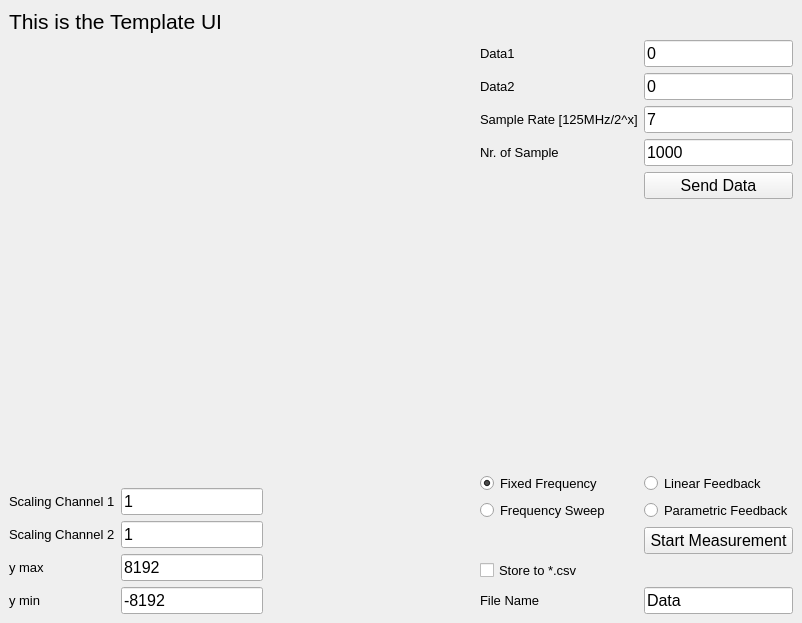
The window that GUI_v2.0/UI.ui (ccam80/RedPitaya_PC_Client) describes before a commit, drawn with Qt 5.
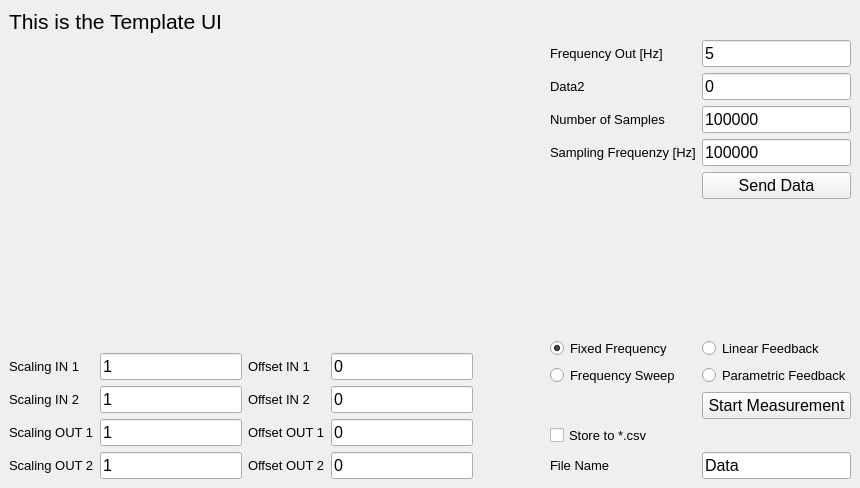
The same window after the commit.

The edit to the form file:
```diff
--- a/GUI_v2.0/UI.ui
+++ b/GUI_v2.0/UI.ui
@@ -6,8 +6,8 @@
    <rect>
     <x>0</x>
     <y>0</y>
-    <width>802</width>
-    <height>623</height>
+    <width>860</width>
+    <height>488</height>
    </rect>
   </property>
   <property name="windowTitle">
@@ -45,7 +45,88 @@
          <layout class="QHBoxLayout" name="horizontalLayout">
           <item>
            <layout class="QGridLayout" name="gridLayout_2">
+            <item row="2" column="1">
+             <widget class="QLineEdit" name="inputScal2">
+              <property name="font">
+               <font>
+                <pointsize>12</pointsize>
+               </font>
+              </property>
+              <property name="text">
+               <string>1</string>
+              </property>
+             </widget>
+            </item>
+            <item row="3" column="0">
+             <widget class="QLabel" name="labelScal3">
+              <property name="font">
+               <font>
+                <pointsize>10</pointsize>
+               </font>
+              </property>
+              <property name="layoutDirection">
+               <enum>Qt::LeftToRight</enum>
+              </property>
+              <property name="text">
+               <string>Scaling OUT 2</string>
+              </property>
+             </widget>
+            </item>
+            <item row="0" column="1">
+             <widget class="QLineEdit" name="inputScal0">
+              <property name="font">
+               <font>
+                <pointsize>12</pointsize>
+               </font>
+              </property>
+              <property name="text">
+               <string>1</string>
+              </property>
+             </widget>
+            </item>
+            <item row="2" column="0">
+             <widget class="QLabel" name="labelScal2">
+              <property name="font">
+               <font>
+                <pointsize>10</pointsize>
+               </font>
+              </property>
+              <property name="layoutDirection">
+               <enum>Qt::LeftToRight</enum>
+              </property>
+              <property name="text">
+               <string>Scaling OUT 1</string>
+              </property>
+             </widget>
+            </item>
             <item row="0" column="0">
+             <widget class="QLabel" name="labelScal0">
+              <property name="font">
+               <font>
+                <pointsize>10</pointsize>
+               </font>
+              </property>
+              <property name="layoutDirection">
+               <enum>Qt::LeftToRight</enum>
+              </property>
+              <property name="text">
+               <string>Scaling IN 1</string>
+              </property>
+             </widget>
+            </item>
+            <item row="3" column="1">
+             <widget class="QLineEdit" name="inputScal3">
+              <property name="font">
+               <font>
+                <pointsize>12</pointsize>
+               </font>
+              </property>
+              <property name="text">
+               <string>1</string>
+              </property>
+             </widget>
+            </item>
+            <item row="1" column="0">
              <widget class="QLabel" name="labelScal1">
               <property name="font">
                <font>
@@ -56,11 +137,11 @@
                <enum>Qt::LeftToRight</enum>
               </property>
               <property name="text">
-               <string>Scaling Channel 1</string>
+               <string>Scaling IN 2</string>
               </property>
              </widget>
             </item>
-            <item row="0" column="1">
+            <item row="1" column="1">
              <widget class="QLineEdit" name="inputScal1">
               <property name="font">
                <font>
@@ -72,62 +153,24 @@
               </property>
              </widget>
             </item>
-            <item row="1" column="0">
-             <widget class="QLabel" name="labelScal2">
-              <property name="font">
-               <font>
-                <pointsize>10</pointsize>
-               </font>
-              </property>
-              <property name="layoutDirection">
-               <enum>Qt::LeftToRight</enum>
-              </property>
-              <property name="text">
-               <string>Scaling Channel 2</string>
-              </property>
-             </widget>
-            </item>
-            <item row="1" column="1">
-             <widget class="QLineEdit" name="inputScal2">
-              <property name="font">
-               <font>
-                <pointsize>12</pointsize>
-               </font>
-              </property>
-              <property name="text">
-               <string>1</string>
-              </property>
-             </widget>
-            </item>
-            <item row="2" column="0">
-             <widget class="QLabel" name="labelRangeMax">
-              <property name="font">
-               <font>
-                <pointsize>10</pointsize>
-               </font>
-              </property>
-              <property name="layoutDirection">
-               <enum>Qt::LeftToRight</enum>
-              </property>
-              <property name="text">
-               <string>y max</string>
-              </property>
-             </widget>
-            </item>
+           </layout>
+          </item>
+          <item>
+           <layout class="QGridLayout" name="gridLayout_4">
             <item row="2" column="1">
-             <widget class="QLineEdit" name="inputRangeMax">
+             <widget class="QLineEdit" name="inputOffset2">
               <property name="font">
                <font>
                 <pointsize>12</pointsize>
                </font>
               </property>
               <property name="text">
-               <string>8192</string>
+               <string>0</string>
               </property>
              </widget>
             </item>
             <item row="3" column="0">
-             <widget class="QLabel" name="labelRangeMin">
+             <widget class="QLabel" name="labelOffset3">
               <property name="font">
                <font>
                 <pointsize>10</pointsize>
@@ -137,19 +180,88 @@
                <enum>Qt::LeftToRight</enum>
               </property>
               <property name="text">
-               <string>y min</string>
+               <string>Offset OUT 2</string>
+              </property>
+             </widget>
+            </item>
+            <item row="0" column="1">
+             <widget class="QLineEdit" name="inputOffset0">
+              <property name="font">
+               <font>
+                <pointsize>12</pointsize>
+               </font>
+              </property>
+              <property name="text">
+               <string>0</string>
+              </property>
+             </widget>
+            </item>
+            <item row="2" column="0">
+             <widget class="QLabel" name="labelOffset2">
+              <property name="font">
+               <font>
+                <pointsize>10</pointsize>
+               </font>
+              </property>
+              <property name="layoutDirection">
+               <enum>Qt::LeftToRight</enum>
+              </property>
+              <property name="text">
+               <string>Offset OUT 1</string>
+              </property>
+             </widget>
+            </item>
+            <item row="0" column="0">
+             <widget class="QLabel" name="labelOffset0">
+              <property name="font">
+               <font>
+                <pointsize>10</pointsize>
+               </font>
+              </property>
+              <property name="layoutDirection">
+               <enum>Qt::LeftToRight</enum>
+              </property>
+              <property name="text">
+               <string>Offset IN 1</string>
               </property>
              </widget>
             </item>
             <item row="3" column="1">
-             <widget class="QLineEdit" name="inputRangeMin">
+             <widget class="QLineEdit" name="inputOffset3">
               <property name="font">
                <font>
                 <pointsize>12</pointsize>
                </font>
               </property>
               <property name="text">
-               <string>-8192</string>
+               <string>0</string>
+              </property>
+             </widget>
+            </item>
+            <item row="1" column="0">
+             <widget class="QLabel" name="labelOffset1">
+              <property name="font">
+               <font>
+                <pointsize>10</pointsize>
+               </font>
+              </property>
+              <property name="layoutDirection">
+               <enum>Qt::LeftToRight</enum>
+              </property>
+              <property name="text">
+               <string>Offset IN 2</string>
+              </property>
+             </widget>
+            </item>
+            <item row="1" column="1">
+             <widget class="QLineEdit" name="inputOffset1">
+              <property name="font">
+               <font>
+                <pointsize>12</pointsize>
+               </font>
+              </property>
+              <property name="text">
+               <string>0</string>
               </property>
              </widget>
             </item>
@@ -174,7 +286,7 @@
       </item>
       <item>
        <layout class="QGridLayout" name="gridLayout">
-        <item row="0" column="0" colspan="2">
+        <item row="0" column="0">
          <widget class="QLabel" name="labelData1">
           <property name="font">
            <font>
@@ -185,11 +297,11 @@
            <enum>Qt::LeftToRight</enum>
           </property>
           <property name="text">
-           <string>Data1</string>
+           <string>Frequency Out [Hz]</string>
           </property>
          </widget>
         </item>
-        <item row="0" column="2">
+        <item row="0" column="1">
          <widget class="QLineEdit" name="inputData1">
           <property name="font">
            <font>
@@ -197,11 +309,11 @@
            </font>
           </property>
           <property name="text">
-           <string>0</string>
+           <string>5</string>
           </property>
          </widget>
         </item>
-        <item row="1" column="0" colspan="2">
+        <item row="1" column="0">
          <widget class="QLabel" name="labelData2">
           <property name="font">
            <font>
@@ -216,7 +328,7 @@
           </property>
          </widget>
         </item>
-        <item row="1" column="2">
+        <item row="1" column="1">
          <widget class="QLineEdit" name="inputData2">
           <property name="font">
            <font>
@@ -228,7 +340,7 @@
           </property>
          </widget>
         </item>
-        <item row="2" column="0" colspan="2">
+        <item row="2" column="0">
          <widget class="QLabel" name="labelData3">
           <property name="font">
            <font>
@@ -239,11 +351,11 @@
            <enum>Qt::LeftToRight</enum>
           </property>
           <property name="text">
-           <string>Sample Rate [125MHz/2^x]</string>
+           <string>Number of Samples</string>
           </property>
          </widget>
         </item>
-        <item row="2" column="2">
+        <item row="2" column="1">
          <widget class="QLineEdit" name="inputData3">
           <property name="font">
            <font>
@@ -251,11 +363,11 @@
            </font>
           </property>
           <property name="text">
-           <string>7</string>
+           <string>100000</string>
           </property>
          </widget>
         </item>
-        <item row="3" column="0" colspan="2">
+        <item row="3" column="0">
          <widget class="QLabel" name="labelData4">
           <property name="font">
            <font>
@@ -266,11 +378,11 @@
            <enum>Qt::LeftToRight</enum>
           </property>
           <property name="text">
-           <string>Nr. of Sample</string>
+           <string>Sampling Frequenzy [Hz]</string>
           </property>
          </widget>
         </item>
-        <item row="3" column="2">
+        <item row="3" column="1">
          <widget class="QLineEdit" name="inputData4">
           <property name="font">
            <font>
@@ -278,11 +390,11 @@
            </font>
           </property>
           <property name="text">
-           <string>1000</string>
+           <string>100000</string>
           </property>
          </widget>
         </item>
-        <item row="4" column="2">
+        <item row="4" column="1">
          <widget class="QPushButton" name="buttonSend">
           <property name="font">
            <font>
@@ -294,85 +406,7 @@
           </property>
          </widget>
         </item>
-        <item row="8" column="2">
-         <widget class="QPushButton" name="buttonMeasurement">
-          <property name="font">
-           <font>
-            <pointsize>12</pointsize>
-           </font>
-          </property>
-          <property name="text">
-           <string>Start Measurement</string>
-          </property>
-         </widget>
-        </item>
-        <item row="10" column="0" colspan="2">
-         <widget class="QLabel" name="labelFileName">
-          <property name="font">
-           <font>
-            <pointsize>10</pointsize>
-           </font>
-          </property>
-          <property name="layoutDirection">
-           <enum>Qt::LeftToRight</enum>
-          </property>
-          <property name="text">
-           <string>File Name</string>
-          </property>
-         </widget>
-        </item>
-        <item row="10" column="2">
-         <widget class="QLineEdit" name="inputFileName">
-          <property name="font">
-           <font>
-            <pointsize>12</pointsize>
-           </font>
-          </property>
-          <property name="text">
-           <string>Data</string>
-          </property>
-         </widget>
-        </item>
-        <item row="7" column="0" colspan="2">
-         <widget class="QRadioButton" name="Frequency_Sweep">
-          <property name="font">
-           <font>
-            <pointsize>10</pointsize>
-           </font>
-          </property>
-          <property name="text">
-           <string>Frequency Sweep</string>
-          </property>
-         </widget>
-        </item>
-        <item row="6" column="0" colspan="2">
-         <widget class="QRadioButton" name="Fixed_Frequency">
-          <property name="font">
-           <font>
-            <pointsize>10</pointsize>
-           </font>
-          </property>
-          <property name="text">
-           <string>Fixed Frequency</string>
-          </property>
-          <property name="checked">
-           <bool>true</bool>
-          </property>
-         </widget>
-        </item>
-        <item row="9" column="0" colspan="2">
-         <widget class="QCheckBox" name="checkBoxStore">
-          <property name="font">
-           <font>
-            <pointsize>10</pointsize>
-           </font>
-          </property>
-          <property name="text">
-           <string>Store to *.csv</string>
-          </property>
-         </widget>
-        </item>
-        <item row="5" column="0" colspan="3">
+        <item row="5" column="0">
          <spacer name="verticalSpacer">
           <property name="orientation">
            <enum>Qt::Vertical</enum>
@@ -385,7 +419,22 @@
           </property>
          </spacer>
         </item>
-        <item row="6" column="2">
+        <item row="6" column="0">
+         <widget class="QRadioButton" name="Fixed_Frequency">
+          <property name="font">
+           <font>
+            <pointsize>10</pointsize>
+           </font>
+          </property>
+          <property name="text">
+           <string>Fixed Frequency</string>
+          </property>
+          <property name="checked">
+           <bool>true</bool>
+          </property>
+         </widget>
+        </item>
+        <item row="6" column="1">
          <widget class="QRadioButton" name="Linear_Feedback">
           <property name="font">
            <font>
@@ -397,7 +446,19 @@
           </property>
          </widget>
         </item>
-        <item row="7" column="2">
+        <item row="7" column="0">
+         <widget class="QRadioButton" name="Frequency_Sweep">
+          <property name="font">
+           <font>
+            <pointsize>10</pointsize>
+           </font>
+          </property>
+          <property name="text">
+           <string>Frequency Sweep</string>
+          </property>
+         </widget>
+        </item>
+        <item row="7" column="1">
          <widget class="QRadioButton" name="Parametric_Feedback">
           <property name="font">
            <font>
@@ -409,6 +470,57 @@
           </property>
          </widget>
         </item>
+        <item row="8" column="1">
+         <widget class="QPushButton" name="buttonMeasurement">
+          <property name="font">
+           <font>
+            <pointsize>12</pointsize>
+           </font>
+          </property>
+          <property name="text">
+           <string>Start Measurement</string>
+          </property>
+         </widget>
+        </item>
+        <item row="9" column="0">
+         <widget class="QCheckBox" name="checkBoxStore">
+          <property name="font">
+           <font>
+            <pointsize>10</pointsize>
+           </font>
+          </property>
+          <property name="text">
+           <string>Store to *.csv</string>
+          </property>
+         </widget>
+        </item>
+        <item row="10" column="0">
+         <widget class="QLabel" name="labelFileName">
+          <property name="font">
+           <font>
+            <pointsize>10</pointsize>
+           </font>
+          </property>
+          <property name="layoutDirection">
+           <enum>Qt::LeftToRight</enum>
+          </property>
+          <property name="text">
+           <string>File Name</string>
+          </property>
+         </widget>
+        </item>
+        <item row="10" column="1">
+         <widget class="QLineEdit" name="inputFileName">
+          <property name="font">
+           <font>
+            <pointsize>12</pointsize>
+           </font>
+          </property>
+          <property name="text">
+           <string>Data</string>
+          </property>
+         </widget>
+        </item>
        </layout>
       </item>
      </layout>
```
Left out of the diff: 24 changed lines with no effect on the pictures.
